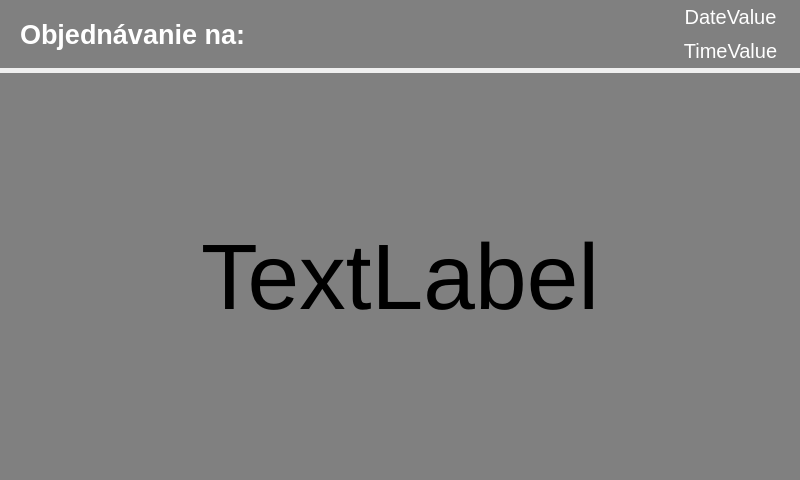
The window that ServerApp/SubApps/Serve/Layouts/ClientTextLayout.ui (KelloTomas/CVUTMasterThesis) describes before a commit, drawn with Qt 5.
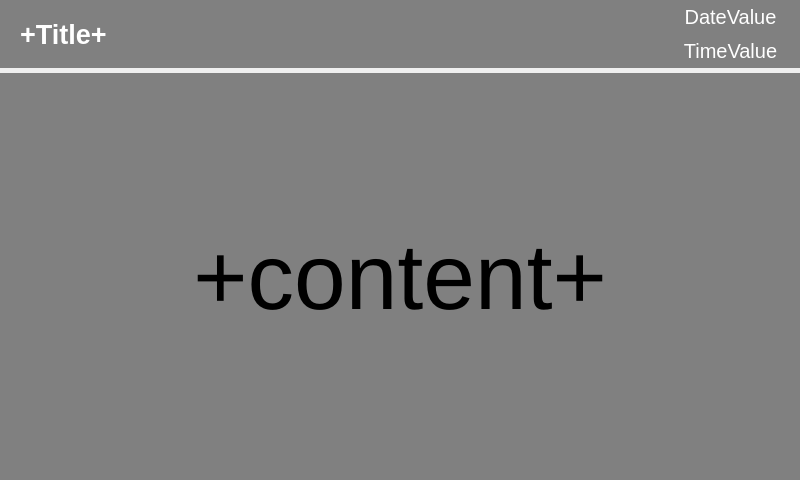
The same window after the commit.

Diff of the .ui file:
```diff
--- a/ServerApp/SubApps/Serve/Layouts/ClientTextLayout.ui
+++ b/ServerApp/SubApps/Serve/Layouts/ClientTextLayout.ui
@@ -78,7 +78,7 @@
          <string notr="true">color:white</string>
         </property>
         <property name="text">
-         <string>Objednávanie na:</string>
+         <string>+Title+</string>
         </property>
         <property name="class" stdset="0">
          <string>clientTextTitleStyle</string>
@@ -183,20 +183,29 @@
      <property name="class" stdset="0">
       <string>darkPanelStyle</string>
      </property>
-     <layout class="QGridLayout" name="gridLayout" columnstretch="0">
+     <layout class="QGridLayout" name="gridLayout">
       <item row="0" column="0">
        <widget class="QLabel" name="content">
+        <property name="sizePolicy">
+         <sizepolicy hsizetype="MinimumExpanding" vsizetype="Expanding">
+          <horstretch>0</horstretch>
+          <verstretch>0</verstretch>
+         </sizepolicy>
+        </property>
         <property name="font">
          <font>
           <pointsize>70</pointsize>
          </font>
         </property>
         <property name="text">
-         <string>TextLabel</string>
+         <string>+content+</string>
         </property>
         <property name="alignment">
          <set>Qt::AlignCenter</set>
         </property>
+        <property name="wordWrap">
+         <bool>true</bool>
+        </property>
        </widget>
       </item>
      </layout>
```
